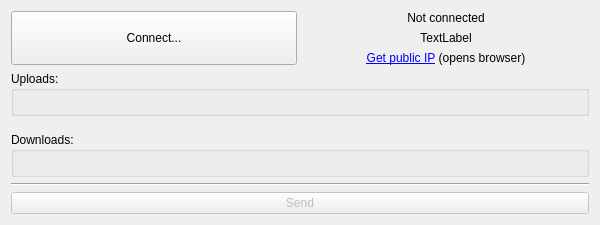
Above: ui/speedyshare.ui from Duttenheim/SpeedyShare before the change. Below: the same form after it.
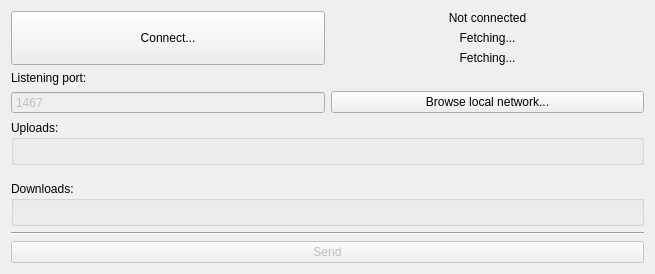
That is the form after the change.

Commit message: *speedyshare* new: - Moved all package magic numbers into config.h so that we can use a macro to determine the package type. - Added UI for network browsing.

Patch:
```diff
--- a/ui/speedyshare.ui
+++ b/ui/speedyshare.ui
@@ -9,8 +9,8 @@
    <rect>
     <x>0</x>
     <y>0</y>
-    <width>600</width>
-    <height>215</height>
+    <width>655</width>
+    <height>263</height>
    </rect>
   </property>
   <property name="sizePolicy">
@@ -33,7 +33,7 @@
     </sizepolicy>
    </property>
    <layout class="QGridLayout" name="gridLayout">
-    <item row="2" column="0" colspan="2">
+    <item row="4" column="0" colspan="2">
      <widget class="QGroupBox" name="groupBox">
       <property name="title">
        <string>Uploads:</string>
@@ -45,23 +45,7 @@
       </layout>
      </widget>
     </item>
-    <item row="3" column="0" colspan="2">
-     <spacer name="verticalSpacer_2">
-      <property name="orientation">
-       <enum>Qt::Vertical</enum>
-      </property>
-      <property name="sizeType">
-       <enum>QSizePolicy::Fixed</enum>
-      </property>
-      <property name="sizeHint" stdset="0">
-       <size>
-        <width>20</width>
-        <height>10</height>
-       </size>
-      </property>
-     </spacer>
-    </item>
-    <item row="4" column="0" colspan="2">
+    <item row="6" column="0" colspan="2">
      <widget class="QGroupBox" name="groupBox_2">
       <property name="title">
        <string>Downloads:</string>
@@ -73,6 +57,22 @@
       </layout>
      </widget>
     </item>
+    <item row="5" column="0" colspan="2">
+     <spacer name="verticalSpacer_2">
+      <property name="orientation">
+       <enum>Qt::Vertical</enum>
+      </property>
+      <property name="sizeType">
+       <enum>QSizePolicy::Fixed</enum>
+      </property>
+      <property name="sizeHint" stdset="0">
+       <size>
+        <width>20</width>
+        <height>10</height>
+       </size>
+      </property>
+     </spacer>
+    </item>
     <item row="0" column="0" colspan="2">
      <layout class="QGridLayout" name="gridLayout_2">
       <item row="0" column="0">
@@ -103,7 +103,7 @@
         <item>
          <widget class="QLabel" name="ipLabel">
           <property name="text">
-           <string>TextLabel</string>
+           <string>Fetching...</string>
           </property>
           <property name="alignment">
            <set>Qt::AlignCenter</set>
@@ -113,7 +113,7 @@
         <item>
          <widget class="QLabel" name="label_3">
           <property name="text">
-           <string>&lt;a href=&quot;http://www.whatismyip.org&quot;&gt; Get public IP&lt;/a&gt; (opens browser)</string>
+           <string>Fetching...</string>
           </property>
           <property name="textFormat">
            <enum>Qt::RichText</enum>
@@ -130,7 +130,7 @@
       </item>
      </layout>
     </item>
-    <item row="7" column="0" colspan="2">
+    <item row="9" column="0" colspan="2">
      <spacer name="verticalSpacer">
       <property name="orientation">
        <enum>Qt::Vertical</enum>
@@ -146,7 +146,7 @@
       </property>
      </spacer>
     </item>
-    <item row="6" column="0" colspan="2">
+    <item row="8" column="0" colspan="2">
      <widget class="QPushButton" name="sendButton">
       <property name="enabled">
        <bool>false</bool>
@@ -156,13 +156,43 @@
       </property>
      </widget>
     </item>
-    <item row="5" column="0" colspan="2">
+    <item row="7" column="0" colspan="2">
      <widget class="Line" name="line">
       <property name="orientation">
        <enum>Qt::Horizontal</enum>
       </property>
      </widget>
     </item>
+    <item row="2" column="0">
+     <widget class="QLabel" name="label">
+      <property name="text">
+       <string>Listening port:</string>
+      </property>
+     </widget>
+    </item>
+    <item row="3" column="0">
+     <widget class="QSpinBox" name="portBox">
+      <property name="enabled">
+       <bool>false</bool>
+      </property>
+      <property name="buttonSymbols">
+       <enum>QAbstractSpinBox::NoButtons</enum>
+      </property>
+      <property name="maximum">
+       <number>65535</number>
+      </property>
+      <property name="value">
+       <number>1467</number>
+      </property>
+     </widget>
+    </item>
+    <item row="3" column="1">
+     <widget class="QPushButton" name="networkBrowse">
+      <property name="text">
+       <string>Browse local network...</string>
+      </property>
+     </widget>
+    </item>
    </layout>
   </widget>
   <action name="actionGet_my_IP_opens_browser">
```
Left out of the diff: 5 changed lines with no effect on the pictures. The commit also changes 15 other files.
